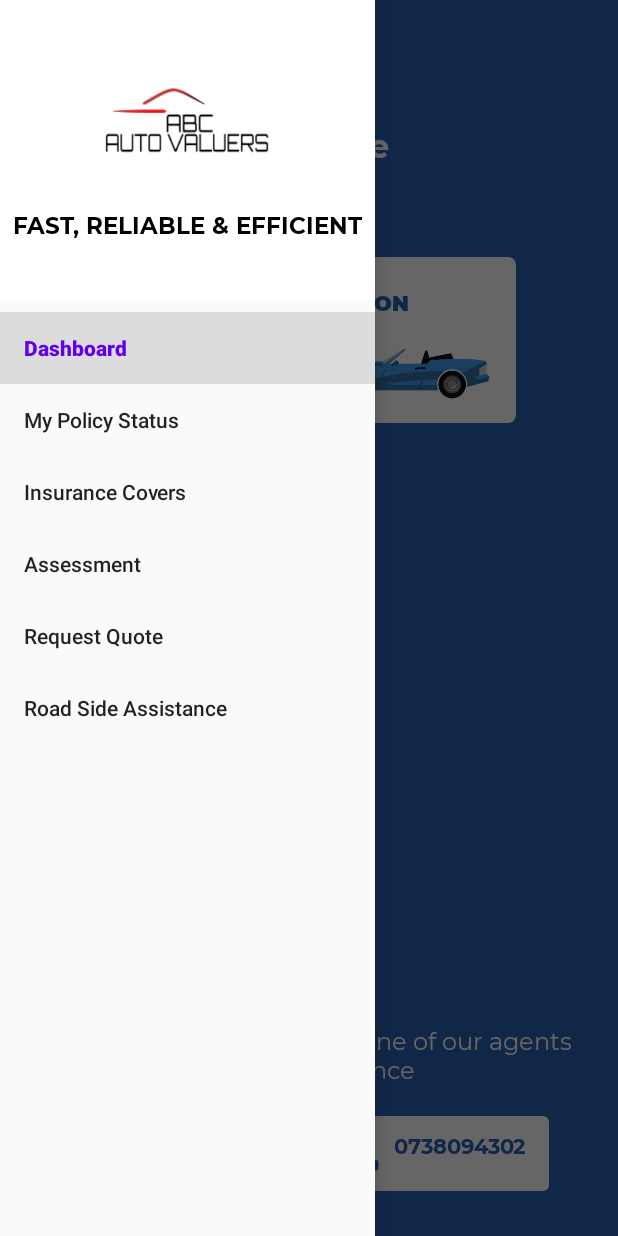
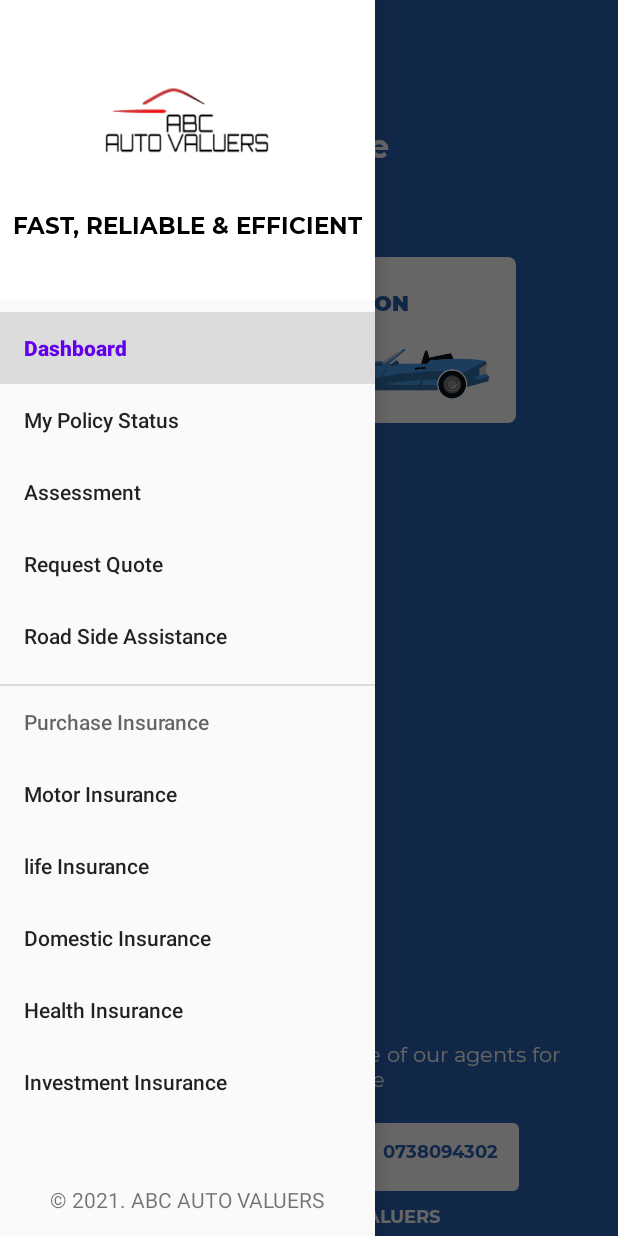
Before and after one commit to josendungu/ABC-Client-Version, an Android app: the DashboardFragment screen opened through its navigation route, with the side drawer open, on a phone screen of 412 x 824 dp. Run offline under Robolectric (Android 15) with nearby library versions, the phone set to English and light mode, and no system bars; our stand-ins replace data binding, navigation-ui; 3 statements that could not run were skipped.

Commit message:
added road side assistance fragment

```diff
--- a/app/src/main/java/com/android/abc/activity/MainActivity.kt
+++ b/app/src/main/java/com/android/abc/activity/MainActivity.kt
@@ -14,8 +14,12 @@ import androidx.core.view.GravityCompat
 import androidx.databinding.DataBindingUtil
 import androidx.drawerlayout.widget.DrawerLayout
 import androidx.navigation.NavController
+import androidx.navigation.Navigation
+import androidx.navigation.findNavController
 import androidx.navigation.fragment.NavHostFragment
+import androidx.navigation.ui.AppBarConfiguration
 import androidx.navigation.ui.NavigationUI
+import androidx.navigation.ui.navigateUp
 import androidx.navigation.ui.setupWithNavController
 import com.android.abc.R
 import com.android.abc.databinding.ActivityMainBinding
@@ -23,21 +27,23 @@ import com.android.abc.fragments.DashboardFragment
 import com.google.android.material.navigation.NavigationView
 
 
-class MainActivity : AppCompatActivity(), DrawerLocker, SetupActionBar, NavigationView.OnNavigationItemSelectedListener {
+class MainActivity : AppCompatActivity(), DrawerLocker, SetupActionBar,
+    NavigationView.OnNavigationItemSelectedListener {
 
     private lateinit var binding: ActivityMainBinding
 
     private var navController: NavController? = null
+    private lateinit var appBarConfiguration: AppBarConfiguration
+    private var active = R.id.dashboardFragment
 
-    private var active = R.id.dashboardFragment
-    private var navHostFragment: NavHostFragment? = null
+    private lateinit var listener: NavController.OnDestinationChangedListener
 
     override fun onCreate(savedInstanceState: Bundle?) {
         super.onCreate(savedInstanceState)
         binding = DataBindingUtil.setContentView(this, R.layout.activity_main)
 
-        navHostFragment =  supportFragmentManager.findFragmentById(R.id.nav_host_fragment_container) as NavHostFragment
-        navController = navHostFragment!!.navController
+        navController = findNavController(R.id.nav_host_fragment_container)
+        appBarConfiguration = AppBarConfiguration(navController!!.graph, binding.drawerLayout)
         setupDrawerLayout()
 
         val window = this.window
@@ -47,7 +53,7 @@ class MainActivity : AppCompatActivity(), DrawerLocker, SetupActionBar, Navigati
         window.addFlags(WindowManager.LayoutParams.FLAG_DRAWS_SYSTEM_BAR_BACKGROUNDS)
         // finally change the color
         window.statusBarColor = ContextCompat.getColor(this, R.color.blue)
-        binding.navView.setNavigationItemSelectedListener(this)
+
 
     }
 
@@ -79,11 +85,13 @@ class MainActivity : AppCompatActivity(), DrawerLocker, SetupActionBar, Navigati
     }
 
     override fun onSupportNavigateUp(): Boolean {
-        return NavigationUI.navigateUp(navController!!, binding.drawerLayout)
+        val navController = findNavController(R.id.nav_host_fragment_container)
+        return navController.navigateUp(appBarConfiguration) || super.onSupportNavigateUp()
     }
 
     private fun setupDrawerLayout() {
         binding.navView.setupWithNavController(navController!!)
+        binding.navView.setNavigationItemSelectedListener(this)
     }
 
     override fun onBackPressed() {
@@ -94,51 +102,41 @@ class MainActivity : AppCompatActivity(), DrawerLocker, SetupActionBar, Navigati
         }
     }
 
-
-
-
     override fun onNavigationItemSelected(item: MenuItem): Boolean {
         when(item.itemId){
-
             R.id.dashboardFragment -> {
-                Toast.makeText(this, "Moving to dashboard", Toast.LENGTH_LONG).show()
+                findNavController( R.id.nav_host_fragment_container).navigate(R.id.dashboardFragment)
             }
-
+            R.id.roadSideFragment -> {
+                findNavController( R.id.nav_host_fragment_container).navigate(R.id.roadSideFragment)
+            }
             R.id.nav_policy_status -> {
                 val url = "http://fidelityshield.com/account/"
                 val i = Intent(Intent.ACTION_VIEW)
                 i.data = Uri.parse(url)
                 startActivity(i)
             }
-
-            R.id.quote -> {
-                Toast.makeText(this, "Coming soon", Toast.LENGTH_LONG).show()
-            }
-
-            R.id.nav_covers -> {
-                val url = "http://fidelityshield.com/products/personal-solutions/"
-                val i = Intent(Intent.ACTION_VIEW)
-                i.data = Uri.parse(url)
-                startActivity(i)
-            }
+//            R.id.nav_covers -> {
+//                val url = "http://fidelityshield.com/products/personal-solutions/"
+//                val i = Intent(Intent.ACTION_VIEW)
+//                i.data = Uri.parse(url)
+//                startActivity(i)
+//            }
             R.id.assessment -> {
                 val url = "https://abcautovaluersltd.com"
                 val i = Intent(Intent.ACTION_VIEW)
                 i.data = Uri.parse(url)
                 startActivity(i)
-
             }
-
-            R.id.road_side -> {
+            R.id.quote -> {
                 Toast.makeText(this, "Coming soon", Toast.LENGTH_LONG).show()
             }
-
         }
-
         binding.drawerLayout.closeDrawer(GravityCompat.START)
         return true
     }
 
 
 
+
 }
--- a/app/src/main/java/com/android/abc/fragments/DashboardFragment.kt
+++ b/app/src/main/java/com/android/abc/fragments/DashboardFragment.kt
@@ -42,6 +42,11 @@ class DashboardFragment : Fragment() {
         }
     }
 
+    override fun onViewCreated(view: View, savedInstanceState: Bundle?) {
+        super.onViewCreated(view, savedInstanceState)
+        drawerLocker.unlockDrawer()
+    }
+
     override fun onResume() {
         super.onResume()
         setupToolBar()
@@ -57,9 +62,6 @@ class DashboardFragment : Fragment() {
         mClientDetailsViewModel.fetchClientData().observe(viewLifecycleOwner, {
             client = it
         })
-
-        drawerLocker.unlockDrawer()
-
 
         binding.schedule.setOnClickListener {
             val action = DashboardFragmentDirections.actionDashboardToScheduleCarDetails(client)
@@ -124,12 +126,11 @@ class DashboardFragment : Fragment() {
         setupActionBar.setup(binding.toolBarLayout, R.id.dashboardFragment)
     }
 
+    override fun onDetach() {
+        super.onDetach()
+        drawerLocker.lockDrawer()
+    }
 
-    override fun onStop() {
-        super.onStop()
-        drawerLocker.lockDrawer()
-
-    }
 
     override fun onDestroyView() {
         super.onDestroyView()
--- a/app/src/main/res/layout/activity_main.xml
+++ b/app/src/main/res/layout/activity_main.xml
@@ -11,7 +11,7 @@
         android:layout_height="match_parent"
         tools:openDrawer="start">
 
-        <androidx.fragment.app.FragmentContainerView
+        <fragment
             android:id="@+id/nav_host_fragment_container"
             android:name="androidx.navigation.fragment.NavHostFragment"
             android:layout_width="match_parent"
@@ -31,7 +31,23 @@
             app:headerLayout="@layout/navigation_header"
             android:layout_height="match_parent"
             app:menu="@menu/drawer_view"
-            android:fitsSystemWindows="true" />
+            android:fitsSystemWindows="true">
+
+
+
+            <LinearLayout
+                android:layout_width="match_parent"
+                android:layout_height="wrap_content"
+                android:layout_gravity="bottom"
+                android:orientation="vertical">
+                <TextView
+                    android:id="@+id/footer_item_1"
+                    android:layout_width="match_parent"
+                    android:layout_height="48dp"
+                    android:gravity="center"
+                    android:text="@string/_2021_abc_auto_valuers" />
+            </LinearLayout>
+        </com.google.android.material.navigation.NavigationView>
 
 
     </androidx.drawerlayout.widget.DrawerLayout>
--- a/app/src/main/res/layout/fragment_dashboard.xml
+++ b/app/src/main/res/layout/fragment_dashboard.xml
@@ -90,7 +90,7 @@
             android:text="@string/call"
             android:textAlignment="center"
             android:textColor="@color/white"
-            android:textSize="16sp"
+            android:textSize="14sp"
             android:layout_marginBottom="20dp"
             app:layout_constraintBottom_toTopOf="@+id/phone_one"
             app:layout_constraintEnd_toEndOf="parent"
@@ -110,7 +110,7 @@
             app:layout_constraintStart_toStartOf="parent">
 
             <LinearLayout
-                android:layout_width="150dp"
+                android:layout_width="130dp"
                 android:orientation="horizontal"
                 android:padding="10dp"
                 android:layout_marginBottom="30dp"
@@ -118,8 +118,8 @@
                 android:layout_height="wrap_content">
 
                 <ImageView
-                    android:layout_width="30dp"
-                    android:layout_height="30dp"
+                    android:layout_width="25dp"
+                    android:layout_height="25dp"
                     android:contentDescription="@string/phone"
                     android:src="@drawable/ic_phone" />
 
@@ -130,13 +130,13 @@
                     android:gravity="center_horizontal"
                     android:text="@string/phone_1"
                     android:textColor="@color/blue"
-                    android:textSize="14sp" />
+                    android:textSize="12sp" />
 
             </LinearLayout>
 
 
             <LinearLayout
-                android:layout_width="150dp"
+                android:layout_width="130dp"
                 android:orientation="horizontal"
                 android:id="@+id/phone_two"
                 android:padding="10dp"
@@ -146,8 +146,8 @@
                 android:layout_height="wrap_content">
 
                 <ImageView
-                    android:layout_width="30dp"
-                    android:layout_height="30dp"
+                    android:layout_width="25dp"
+                    android:layout_height="25dp"
                     android:src="@drawable/ic_phone"
                     android:contentDescription="@string/phone" />
 
@@ -158,14 +158,28 @@
                     android:gravity="center_horizontal"
                     android:text="@string/phone_2"
                     android:textColor="@color/blue"
-                    android:textSize="14sp" />
+                    android:textSize="12sp" />
 
             </LinearLayout>
-
 
 
         </LinearLayout>
 
 
+        <TextView
+            android:id="@+id/copyWrite"
+            android:layout_width="match_parent"
+            android:layout_height="wrap_content"
+            android:layout_marginBottom="5dp"
+            android:fontFamily="@font/montserrat_bold"
+            android:gravity="center_horizontal"
+            android:text="@string/_2021_abc_auto_valuers"
+            android:textColor="@color/white"
+            android:textSize="12sp"
+            app:layout_constraintBottom_toBottomOf="parent"
+            app:layout_constraintEnd_toEndOf="parent"
+            app:layout_constraintStart_toStartOf="parent" />
+
+
     </androidx.constraintlayout.widget.ConstraintLayout>
 </layout>
--- a/app/src/main/res/layout/fragment_schedule_day.xml
+++ b/app/src/main/res/layout/fragment_schedule_day.xml
@@ -82,7 +82,7 @@
                 android:layout_marginStart="-10dp"
                 android:layout_marginTop="20dp"
                 android:fontFamily="@font/montserrat_italic"
-                android:text="@string/valuation_location_details"
+                android:text="@string/valuation_date_and_time_details"
                 android:textColor="@color/white"
                 android:textSize="12sp"
                 app:layout_constraintEnd_toStartOf="@+id/guidelineRight"
--- a/app/src/main/res/menu/drawer_view.xml
+++ b/app/src/main/res/menu/drawer_view.xml
@@ -1,5 +1,6 @@
 <?xml version="1.0" encoding="utf-8"?>
-<menu xmlns:android="http://schemas.android.com/apk/res/android">
+<menu xmlns:android="http://schemas.android.com/apk/res/android"
+    xmlns:app="http://schemas.android.com/apk/res-auto">
 
     <group android:checkableBehavior="single">
 
@@ -11,10 +12,6 @@
             android:title="@string/my_policy_status"/>
 
         <item
-            android:id="@+id/nav_covers"
-            android:title="@string/insurance_covers"/>
-
-        <item
             android:id="@+id/assessment"
             android:title="@string/assessment"/>
 
@@ -23,8 +20,35 @@
             android:title="@string/request_quote"/>
 
         <item
-            android:id="@+id/road_side"
+            android:id="@+id/roadSideFragment"
             android:title="@string/road_side_assistance"/>
+
+        <item
+            android:title="@string/insurance_covers">
+
+            <menu>
+                <item
+                    android:id="@+id/motor"
+                    android:title="@string/motor_insurance"/>
+                <item
+                    android:id="@+id/life"
+                    android:title="@string/life_insurance"/>
+
+                <item
+                    android:id="@+id/domestic"
+                    android:title="@string/domestic_insurance"/>
+
+                <item
+                    android:id="@+id/health"
+                    android:title="@string/health_insurance"/>
+
+                <item
+                    android:id="@+id/Investment"
+                    android:title="@string/investment_insurance"/>
+
+            </menu>
+        </item>
+
 
 
 
--- a/app/src/main/res/navigation/fragment_navigation.xml
+++ b/app/src/main/res/navigation/fragment_navigation.xml
@@ -77,6 +77,9 @@
             app:exitAnim="@anim/to_left"
             app:popEnterAnim="@anim/from_left"
             app:popExitAnim="@anim/to_right" />
+        <action
+            android:id="@+id/action_dashboardFragment_to_roadSideFragment2"
+            app:destination="@id/roadSideFragment" />
 
     </fragment>
     <fragment
@@ -174,4 +177,9 @@
             android:name="clientDetails"
             app:argType="com.android.abc.data.models.Client" />
     </fragment>
+    <fragment
+        android:id="@+id/roadSideFragment"
+        android:name="com.android.abc.fragments.RoadSideFragment"
+        android:label="fragment_road_side"
+        tools:layout="@layout/fragment_road_side" />
 </navigation>
--- a/app/src/main/res/values/strings.xml
+++ b/app/src/main/res/values/strings.xml
@@ -36,7 +36,7 @@
     <string name="added_prompt">You successfully booked a valuation. Expect a call from us soon. Please remember to have a copy of your log book, KRA Pin and Identification Card with you during the valuation</string>
     <string name="add_plate">Add Plate Number</string>
     <string name="my_policy_status">My Policy Status</string>
-    <string name="insurance_covers">Insurance Covers</string>
+    <string name="insurance_covers">Purchase Insurance</string>
     <string name="assessment">Assessment</string>
     <string name="request_quote">Request Quote</string>
     <string name="road_side_assistance">Road Side Assistance</string>
@@ -51,4 +51,16 @@
     <string name="phone">Phone</string>
     <string name="call_permission">\"You have not given the app permission to make calls. Click on the phone number to grant permission to the app \"</string>
     <string name="logo">logo</string>
+    <string name="motor_insurance">Motor Insurance</string>
+    <string name="life_insurance">life Insurance</string>
+    <string name="domestic_insurance">Domestic Insurance</string>
+    <string name="health_insurance">Health Insurance</string>
+    <string name="investment_insurance">Investment Insurance</string>
+    <string name="hello_blank_fragment">Hello blank fragment</string>
+    <string name="valuation_date_and_time_details">Valuation date and time details</string>
+    <string name="road_side_prompt">Please provide the following details for assistance</string>
+    <string name="location_description">Location Description</string>
+    <string name="issue">What\'s the issue</string>
+    <string name="request_assistance">Request Assistance</string>
+    <string name="_2021_abc_auto_valuers">© 2021. ABC AUTO VALUERS</string>
 </resources>
```
Also changed, not shown: app/src/main/java/com/android/abc/fragments/RoadSideFragment.kt (added, +84 -0 lines), app/src/main/res/layout/fragment_road_side.xml (added, +142 -0 lines), app/src/main/res/layout/spinner_item.xml (added, +12 -0 lines).
